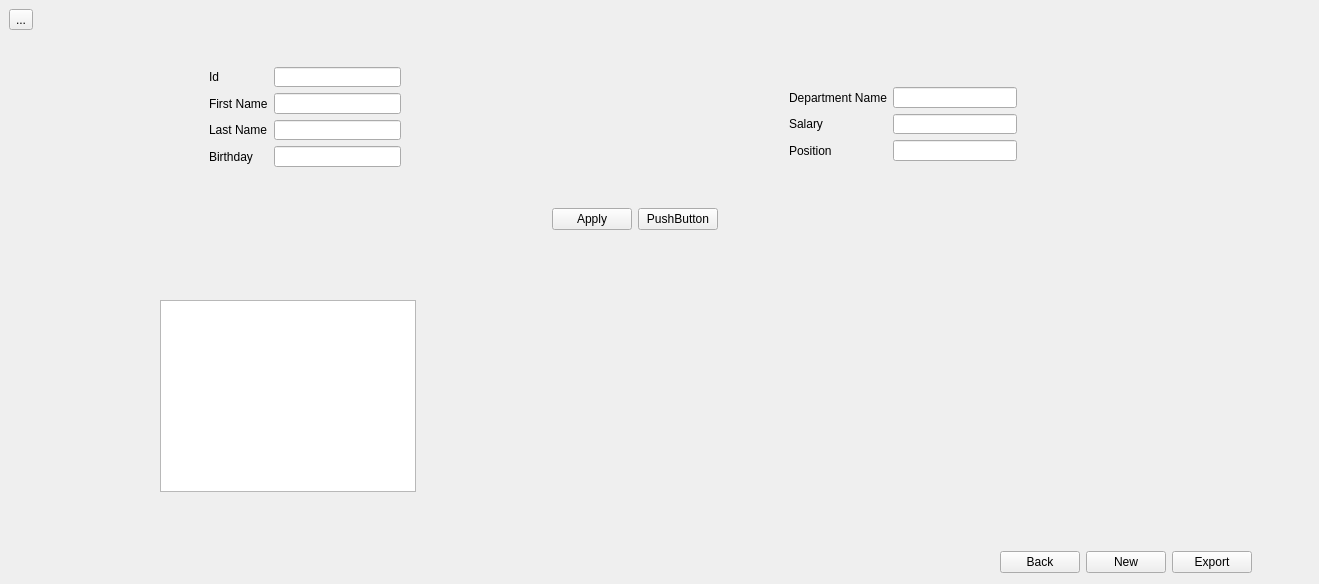
First picture: the form in VIDEO/GUI_Development_with_PyQt5_and_SQL/ui/manage_employees.ui, repository syurskyi/QT, before the edit.
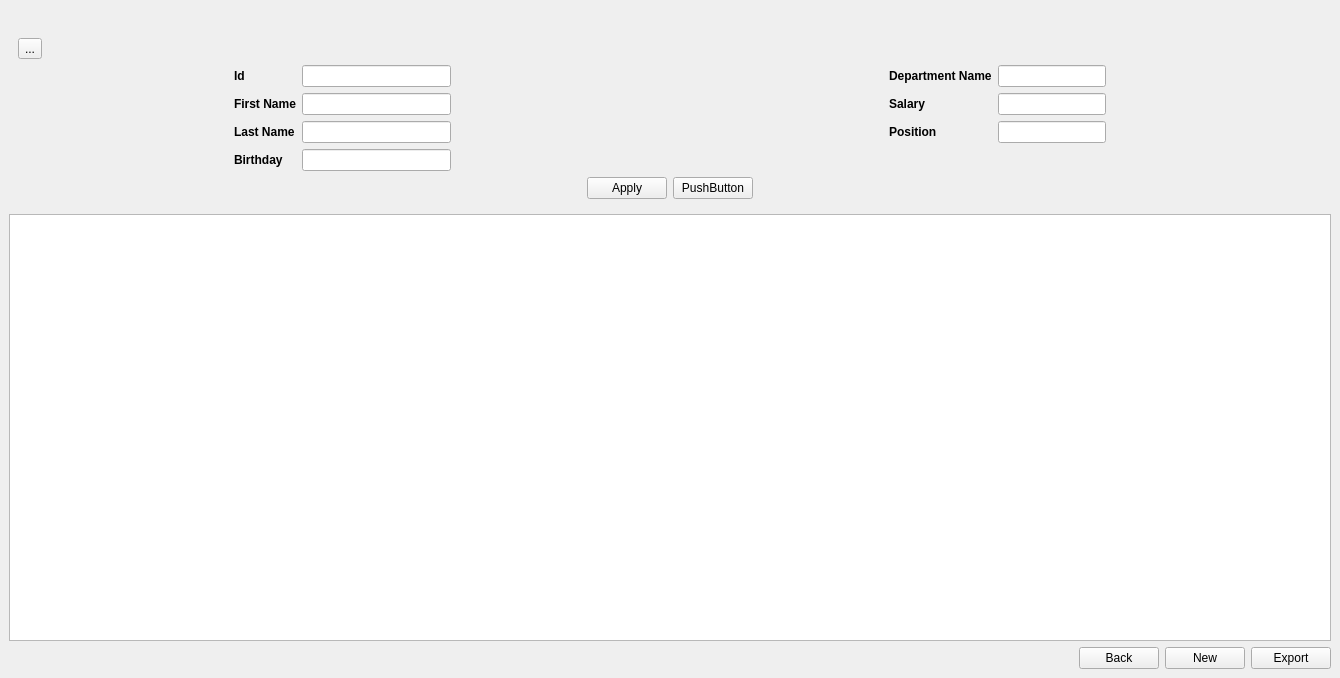
Second picture: the form after the edit.

Commit message: Committed ui files for GUI_Development_with_PyQt5_and_SQL

Patch:
```diff
--- a/VIDEO/GUI_Development_with_PyQt5_and_SQL/ui/manage_employees.ui
+++ b/VIDEO/GUI_Development_with_PyQt5_and_SQL/ui/manage_employees.ui
@@ -6,87 +6,67 @@
    <rect>
     <x>0</x>
     <y>0</y>
-    <width>1319</width>
-    <height>584</height>
+    <width>1340</width>
+    <height>678</height>
    </rect>
   </property>
   <property name="windowTitle">
    <string>MainWindow</string>
   </property>
   <widget class="QWidget" name="centralwidget">
-   <widget class="QTableView" name="tableView">
-    <property name="geometry">
-     <rect>
-      <x>160</x>
-      <y>300</y>
-      <width>256</width>
-      <height>192</height>
-     </rect>
-    </property>
-   </widget>
+   <layout class="QGridLayout" name="gridLayout_3">
+    <item row="0" column="0">
+     <layout class="QGridLayout" name="upperGridLayout">
+      <item row="0" column="0">
+       <spacer name="horizontalSpacer_2">
+        <property name="orientation">
+         <enum>Qt::Horizontal</enum>
+        </property>
+        <property name="sizeHint" stdset="0">
+         <size>
+          <width>1098</width>
+          <height>20</height>
+         </size>
+        </property>
+       </spacer>
+      </item>
+     </layout>
+    </item>
+    <item row="1" column="0">
    <widget class="QWidget" name="widget" native="true">
-    <property name="geometry">
-     <rect>
-      <x>9</x>
-      <y>37</y>
-      <width>1251</width>
-      <height>231</height>
-     </rect>
-    </property>
-    <widget class="QWidget" name="">
-     <property name="geometry">
-      <rect>
-       <x>780</x>
-       <y>50</y>
-       <width>228</width>
-       <height>74</height>
-      </rect>
-     </property>
-     <layout class="QFormLayout" name="formLayout_2">
+      <layout class="QGridLayout" name="gridLayout_2">
       <item row="0" column="0">
-       <widget class="QLabel" name="departmentNameLabel">
+        <widget class="QToolButton" name="toolButton">
         <property name="text">
-         <string>Department Name</string>
+          <string>...</string>
         </property>
        </widget>
       </item>
-      <item row="0" column="1">
-       <widget class="QLineEdit" name="departmentNameLineEdit"/>
-      </item>
       <item row="1" column="0">
-       <widget class="QLabel" name="salaryLabel">
-        <property name="text">
-         <string>Salary</string>
-        </property>
-       </widget>
-      </item>
-      <item row="1" column="1">
-       <widget class="QLineEdit" name="salaryLineEdit"/>
-      </item>
-      <item row="2" column="0">
-       <widget class="QLabel" name="positionLabel">
-        <property name="text">
-         <string>Position</string>
-        </property>
-       </widget>
-      </item>
-      <item row="2" column="1">
-       <widget class="QLineEdit" name="positionLineEdit"/>
-      </item>
-     </layout>
-    </widget>
-    <widget class="QWidget" name="">
-     <property name="geometry">
-      <rect>
-       <x>200</x>
-       <y>30</y>
-       <width>192</width>
-       <height>100</height>
-      </rect>
-     </property>
+        <layout class="QHBoxLayout" name="horizontalLayout">
+         <item>
+          <spacer name="horizontalSpacer_5">
+           <property name="orientation">
+            <enum>Qt::Horizontal</enum>
+           </property>
+           <property name="sizeHint" stdset="0">
+            <size>
+             <width>158</width>
+             <height>20</height>
+            </size>
+           </property>
+          </spacer>
+         </item>
+         <item>
      <layout class="QFormLayout" name="formLayout">
       <item row="0" column="0">
        <widget class="QLabel" name="idLabel">
+             <property name="font">
+              <font>
+               <weight>75</weight>
+               <bold>true</bold>
+              </font>
+             </property>
         <property name="text">
          <string>Id</string>
         </property>
@@ -97,6 +77,12 @@
       </item>
       <item row="1" column="0">
        <widget class="QLabel" name="firstNameLabel">
+             <property name="font">
+              <font>
+               <weight>75</weight>
+               <bold>true</bold>
+              </font>
+             </property>
         <property name="text">
          <string>First Name</string>
         </property>
@@ -107,6 +93,12 @@
       </item>
       <item row="2" column="0">
        <widget class="QLabel" name="lastNameLabel">
+             <property name="font">
+              <font>
+               <weight>75</weight>
+               <bold>true</bold>
+              </font>
+             </property>
         <property name="text">
          <string>Last Name</string>
         </property>
@@ -117,6 +109,12 @@
       </item>
       <item row="3" column="0">
        <widget class="QLabel" name="birthdayLabel">
+             <property name="font">
+              <font>
+               <weight>75</weight>
+               <bold>true</bold>
+              </font>
+             </property>
         <property name="text">
          <string>Birthday</string>
         </property>
@@ -130,16 +128,105 @@
        </widget>
       </item>
      </layout>
-    </widget>
-    <widget class="QWidget" name="">
-     <property name="geometry">
-      <rect>
-       <x>20</x>
-       <y>170</y>
-       <width>1211</width>
-       <height>25</height>
-      </rect>
-     </property>
+         </item>
+         <item>
+          <spacer name="horizontalSpacer_6">
+           <property name="orientation">
+            <enum>Qt::Horizontal</enum>
+           </property>
+           <property name="sizeHint" stdset="0">
+            <size>
+             <width>128</width>
+             <height>20</height>
+            </size>
+           </property>
+          </spacer>
+         </item>
+        </layout>
+       </item>
+       <item row="1" column="1">
+        <layout class="QHBoxLayout" name="horizontalLayout_2">
+         <item>
+          <spacer name="horizontalSpacer_7">
+           <property name="orientation">
+            <enum>Qt::Horizontal</enum>
+           </property>
+           <property name="sizeHint" stdset="0">
+            <size>
+             <width>158</width>
+             <height>20</height>
+            </size>
+           </property>
+          </spacer>
+         </item>
+         <item>
+          <layout class="QFormLayout" name="formLayout_2">
+           <item row="0" column="0">
+            <widget class="QLabel" name="departmentNameLabel">
+             <property name="font">
+              <font>
+               <weight>75</weight>
+               <bold>true</bold>
+              </font>
+             </property>
+             <property name="text">
+              <string>Department Name</string>
+             </property>
+            </widget>
+           </item>
+           <item row="0" column="1">
+            <widget class="QLineEdit" name="departmentNameLineEdit"/>
+           </item>
+           <item row="1" column="0">
+            <widget class="QLabel" name="salaryLabel">
+             <property name="font">
+              <font>
+               <weight>75</weight>
+               <bold>true</bold>
+              </font>
+             </property>
+             <property name="text">
+              <string>Salary</string>
+             </property>
+            </widget>
+           </item>
+           <item row="1" column="1">
+            <widget class="QLineEdit" name="salaryLineEdit"/>
+           </item>
+           <item row="2" column="0">
+            <widget class="QLabel" name="positionLabel">
+             <property name="font">
+              <font>
+               <weight>75</weight>
+               <bold>true</bold>
+              </font>
+             </property>
+             <property name="text">
+              <string>Position</string>
+             </property>
+            </widget>
+           </item>
+           <item row="2" column="1">
+            <widget class="QLineEdit" name="positionLineEdit"/>
+           </item>
+          </layout>
+         </item>
+         <item>
+          <spacer name="horizontalSpacer_8">
+           <property name="orientation">
+            <enum>Qt::Horizontal</enum>
+           </property>
+           <property name="sizeHint" stdset="0">
+            <size>
+             <width>148</width>
+             <height>20</height>
+            </size>
+           </property>
+          </spacer>
+         </item>
+        </layout>
+       </item>
+       <item row="2" column="0" colspan="2">
      <layout class="QGridLayout" name="gridLayout">
       <item row="0" column="0">
        <spacer name="horizontalSpacer_3">
@@ -182,49 +269,14 @@
        </spacer>
       </item>
      </layout>
-    </widget>
-   </widget>
-   <widget class="QWidget" name="">
-    <property name="geometry">
-     <rect>
-      <x>9</x>
-      <y>9</y>
-      <width>1231</width>
-      <height>22</height>
-     </rect>
-    </property>
-    <layout class="QGridLayout" name="upperGridLayout">
-     <item row="0" column="0">
-      <widget class="QToolButton" name="toolButton">
-       <property name="text">
-        <string>...</string>
-       </property>
-      </widget>
-     </item>
-     <item row="0" column="1">
-      <spacer name="horizontalSpacer_2">
-       <property name="orientation">
-        <enum>Qt::Horizontal</enum>
-       </property>
-       <property name="sizeHint" stdset="0">
-        <size>
-         <width>1098</width>
-         <height>20</height>
-        </size>
-       </property>
-      </spacer>
      </item>
     </layout>
    </widget>
-   <widget class="QWidget" name="">
-    <property name="geometry">
-     <rect>
-      <x>9</x>
-      <y>550</y>
-      <width>1243</width>
-      <height>25</height>
-     </rect>
-    </property>
+    </item>
+    <item row="2" column="0">
+     <widget class="QTableView" name="tableView"/>
+    </item>
+    <item row="3" column="0">
     <layout class="QGridLayout" name="bottomGridLaout">
      <item row="0" column="0">
       <spacer name="horizontalSpacer">
@@ -261,7 +313,8 @@
       </widget>
      </item>
     </layout>
-   </widget>
+    </item>
+   </layout>
   </widget>
  </widget>
  <resources/>
```
Lines whose indentation alone changed are shown as unchanged. The commit also changes 6 other files.
